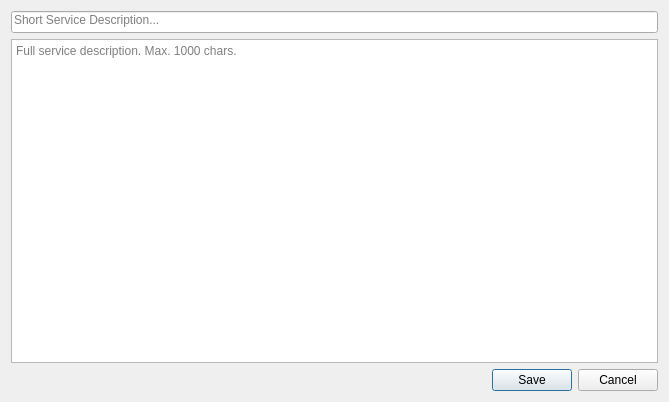
bedi1982/Oficina, file Service_Create_Description.ui: the form before one commit.
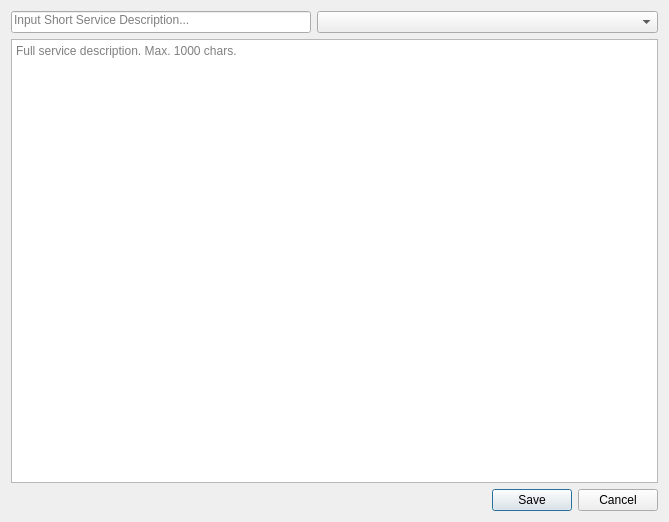
The form after the commit. Icons and pictures are not drawn.

Patch:
```diff
--- a/Service_Create_Description.ui
+++ b/Service_Create_Description.ui
@@ -7,7 +7,7 @@
     <x>0</x>
     <y>0</y>
     <width>669</width>
-    <height>402</height>
+    <height>522</height>
    </rect>
   </property>
   <property name="windowTitle">
@@ -18,8 +18,40 @@
     <normaloff>:/emoticons/service.png</normaloff>:/emoticons/service.png</iconset>
   </property>
   <layout class="QGridLayout" name="gridLayout">
-   <item row="0" column="0" colspan="5">
+   <item row="1" column="4">
+    <widget class="QComboBox" name="Combo_Service_Groups">
+     <property name="sizePolicy">
+      <sizepolicy hsizetype="Preferred" vsizetype="Fixed">
+       <horstretch>0</horstretch>
+       <verstretch>0</verstretch>
+      </sizepolicy>
+     </property>
+     <property name="minimumSize">
+      <size>
+       <width>250</width>
+       <height>0</height>
+      </size>
+     </property>
+     <property name="currentText">
+      <string extracomment="Existing Service Groups"/>
+     </property>
+    </widget>
+   </item>
+   <item row="7" column="4">
+    <widget class="QDialogButtonBox" name="buttonBox">
+     <property name="standardButtons">
+      <set>QDialogButtonBox::Cancel|QDialogButtonBox::Save</set>
+     </property>
+    </widget>
+   </item>
+   <item row="1" column="0" colspan="4">
     <widget class="QLineEdit" name="line_Short_Description">
+     <property name="minimumSize">
+      <size>
+       <width>300</width>
+       <height>0</height>
+      </size>
+     </property>
      <property name="text">
       <string/>
      </property>
@@ -30,18 +62,11 @@
       <set>Qt::AlignLeading|Qt::AlignLeft|Qt::AlignTop</set>
      </property>
      <property name="placeholderText">
-      <string>Short Service Description...</string>
+      <string>Input Short Service Description...</string>
      </property>
     </widget>
    </item>
-   <item row="4" column="1" rowspan="2">
-    <widget class="QLabel" name="lbl_Emoticon">
-     <property name="text">
-      <string/>
-     </property>
-    </widget>
-   </item>
-   <item row="1" column="0" rowspan="4" colspan="5">
+   <item row="3" column="0" rowspan="4" colspan="5">
     <widget class="QTextEdit" name="txt_Full_Description">
      <property name="autoFormatting">
       <set>QTextEdit::AutoNone</set>
@@ -53,21 +78,14 @@
       <string>&lt;!DOCTYPE HTML PUBLIC &quot;-//W3C//DTD HTML 4.0//EN&quot; &quot;http://www.w3.org/TR/REC-html40/strict.dtd&quot;&gt;
 &lt;html&gt;&lt;head&gt;&lt;meta name=&quot;qrichtext&quot; content=&quot;1&quot; /&gt;&lt;style type=&quot;text/css&quot;&gt;
 p, li { white-space: pre-wrap; }
-&lt;/style&gt;&lt;/head&gt;&lt;body style=&quot; font-family:'Noto Sans'; font-size:10pt; font-weight:400; font-style:normal;&quot;&gt;
-&lt;p style=&quot;-qt-paragraph-type:empty; margin-top:0px; margin-bottom:0px; margin-left:0px; margin-right:0px; -qt-block-indent:0; text-indent:0px;&quot;&gt;&lt;br /&gt;&lt;/p&gt;&lt;/body&gt;&lt;/html&gt;</string>
+&lt;/style&gt;&lt;/head&gt;&lt;body style=&quot; font-family:'Noto Sans'; font-size:9pt; font-weight:400; font-style:normal;&quot;&gt;
+&lt;p style=&quot;-qt-paragraph-type:empty; margin-top:0px; margin-bottom:0px; margin-left:0px; margin-right:0px; -qt-block-indent:0; text-indent:0px; font-size:10pt;&quot;&gt;&lt;br /&gt;&lt;/p&gt;&lt;/body&gt;&lt;/html&gt;</string>
      </property>
      <property name="placeholderText">
       <string>Full service description. Max. 1000 chars.</string>
      </property>
     </widget>
    </item>
-   <item row="5" column="4">
-    <widget class="QDialogButtonBox" name="buttonBox">
-     <property name="standardButtons">
-      <set>QDialogButtonBox::Cancel|QDialogButtonBox::Save</set>
-     </property>
-    </widget>
-   </item>
   </layout>
  </widget>
  <resources>
```
Left out of the diff: 2 changed lines with no effect on the pictures.
